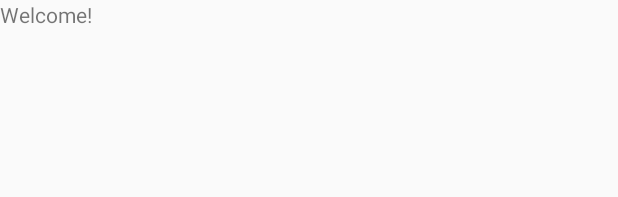
After one commit to BobJ181/SPC_Android_Personal_Trainner, an Android app: the layout content_main.xml on its own in the app's theme, with its tools: preview values and no code run, on a phone screen of 412 x 824 dp. The commit adds this screen. Shown: the top 197 px of the screen. Run offline under Robolectric (Android 15) with nearby library versions, the phone set to English and light mode, and no system bars.

Commit message:
Updated Manifest and string values.

```diff
--- a/app/build.gradle
+++ b/app/build.gradle
@@ -26,5 +26,6 @@ dependencies {
     })
     compile 'com.android.support:appcompat-v7:25.3.1'
     compile 'com.android.support:design:25.3.1'
+    compile 'com.android.support.constraint:constraint-layout:1.0.2'
     testCompile 'junit:junit:4.12'
 }
--- /dev/null
+++ b/app/src/main/res/layout/content_main.xml
@@ -0,0 +1,15 @@
+<?xml version="1.0" encoding="utf-8"?>
+<LinearLayout xmlns:android="http://schemas.android.com/apk/res/android"
+    xmlns:app="http://schemas.android.com/apk/res-auto"
+    xmlns:tools="http://schemas.android.com/tools"
+    android:layout_width="match_parent"
+    android:layout_height="match_parent"
+    app:layout_behavior="@string/appbar_scrolling_view_behavior"
+    tools:context="com.johnston.spc.android.personal_trainer.MainActivity"
+    tools:showIn="@layout/activity_main">
+    <TextView
+        android:layout_width="wrap_content"
+        android:layout_height="wrap_content"
+        android:text="@string/main_label"
+        />
+</LinearLayout>
--- a/app/src/main/res/values/dimens.xml
+++ b/app/src/main/res/values/dimens.xml
@@ -2,4 +2,5 @@
     <!-- Default screen margins, per the Android Design guidelines. -->
     <dimen name="activity_horizontal_margin">16dp</dimen>
     <dimen name="activity_vertical_margin">16dp</dimen>
+    <dimen name="fab_margin">16dp</dimen>
 </resources>
--- a/app/src/main/res/values/strings.xml
+++ b/app/src/main/res/values/strings.xml
@@ -18,4 +18,6 @@
     <string name="LoginSuccess">Login Successful</string>
     <string name="username">jdoe</string>
     <string name="password">welcome1</string>
+    <string name="title_activity_main">MainActivity</string>
+    <string name="main_label">Welcome!</string>
 </resources>
--- a/app/src/main/res/values/styles.xml
+++ b/app/src/main/res/values/styles.xml
@@ -8,4 +8,13 @@
         <item name="colorAccent">@color/colorAccent</item>
     </style>
 
+    <style name="AppTheme.NoActionBar">
+        <item name="windowActionBar">false</item>
+        <item name="windowNoTitle">true</item>
+    </style>
+
+    <style name="AppTheme.AppBarOverlay" parent="ThemeOverlay.AppCompat.Dark.ActionBar" />
+
+    <style name="AppTheme.PopupOverlay" parent="ThemeOverlay.AppCompat.Light" />
+
 </resources>
```
Also changed, not shown: app/src/main/AndroidManifest.xml (+8 -4 lines), app/src/main/java/com/johnston/spc/android/personal_trainer/LoginActivity.java (+7 -3 lines), app/src/main/java/com/johnston/spc/android/personal_trainer/MainActivity.java (added, +29 -0 lines), app/src/main/res/layout/activity_main.xml (added, +33 -0 lines).
